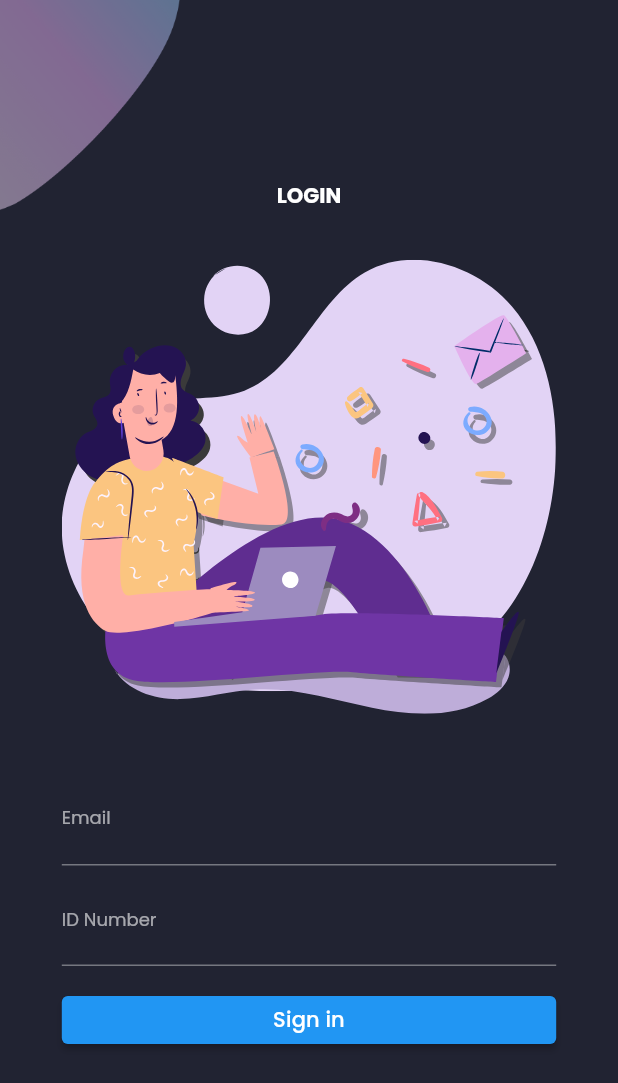
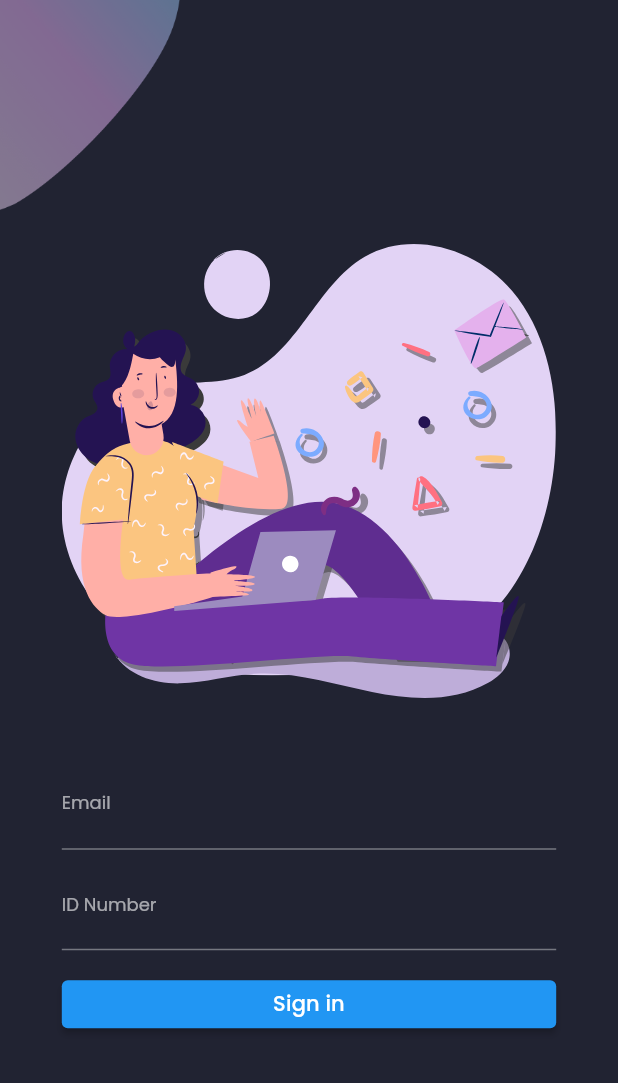
Before and after one commit to letsclode/fertilizer, a Flutter app: the screen it shows after launch, after a tap on "Student", on a phone screen of 412 x 824 dp. Shown: the top 1083 px of the screen. Run offline on Flutter 3.47's test engine with Material 2 defaults, Android fonts, the phone set to English and light mode, and no system bars; our stand-ins replace badges, cloud_firestore, data_table_2, equatable, firebase_auth, firebase_core and 7 more; accounts and stored records are empty; generated files the repository leaves out were written again; project files that could hold a hidden picture were left out.

Commit message:
remove unnecessary login and welcome

```diff
--- a/lib/src/design/screens/login/components/login_top_image.dart
+++ b/lib/src/design/screens/login/components/login_top_image.dart
@@ -43,10 +43,6 @@ class _LoginScreenTopImageState extends State<LoginScreenTopImage> {
   Widget build(BuildContext context) {
     return Column(
       children: [
-        const Text(
-          "LOGIN",
-          style: TextStyle(fontWeight: FontWeight.bold),
-        ),
         const SizedBox(height: defaultPadding * 2),
         Row(
           children: [
--- a/lib/src/design/screens/welcome/components/welcome_image.dart
+++ b/lib/src/design/screens/welcome/components/welcome_image.dart
@@ -48,15 +48,15 @@ class _WelcomeImageState extends State<WelcomeImage> {
         Row(
           children: [
             const Spacer(),
-            MaterialButton(
-              onPressed: () async {
-                final fcmToken = await FirebaseMessaging.instance.getToken(
-                    vapidKey:
-                        "BIFF0CwSoBUwFO4kKc-JguA4LuYk_git0W2kS7pwSascASClXl894ry03eErTR6lrk99Dalq4DIwr6Yhtxp5hV0");
-                print(fcmToken);
-              },
-              child: const Text("Token"),
-            ),
+            // MaterialButton(
+            //   onPressed: () async {
+            //     final fcmToken = await FirebaseMessaging.instance.getToken(
+            //         vapidKey:
+            //             "BIFF0CwSoBUwFO4kKc-JguA4LuYk_git0W2kS7pwSascASClXl894ry03eErTR6lrk99Dalq4DIwr6Yhtxp5hV0");
+            //     print(fcmToken);
+            //   },
+            //   child: const Text("Token"),
+            // ),
             Expanded(
               flex: 8,
               child: SvgPicture.asset(
```
